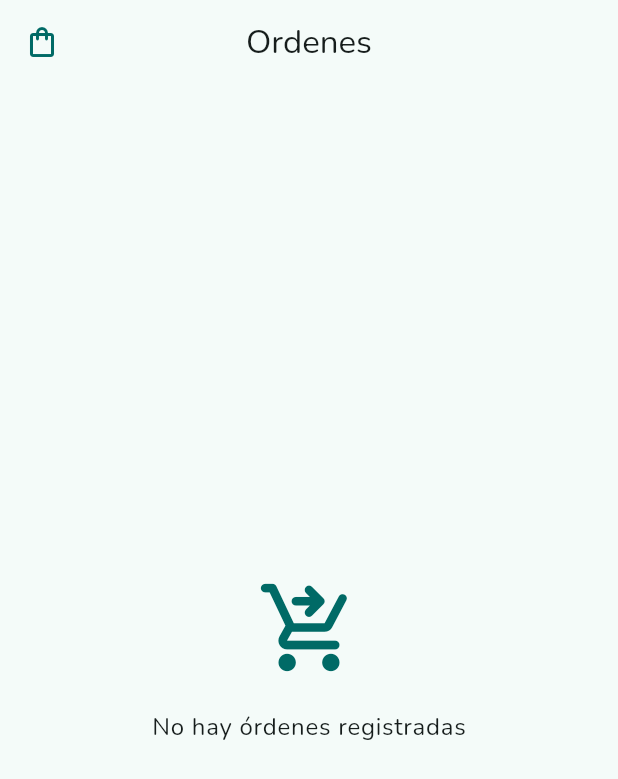
After one commit to ManuelNZ20/ecofriendly, a Flutter app: the OrdersView screen opened directly, on a phone screen of 412 x 824 dp. The commit adds this screen. Shown: the top 779 px of the screen. Run offline on Flutter 3.47's test engine with Material 3 defaults, Android fonts, the phone set to English and light mode, and no system bars; our stand-ins replace animate_do, card_swiper, connectivity_plus, dio, flutter_dotenv, flutter_riverpod and 9 more; missing offline and left inert: cloudinary_flutter; accounts and stored records are empty; generated files the repository leaves out were written again; network calls fail.

Commit message:
implement functions orders

```diff
--- a/lib/features/cart/infrastructure/models/order.module.dart
+++ b/lib/features/cart/infrastructure/models/order.module.dart
@@ -14,10 +14,10 @@ class OrderModel {
   });
 
   factory OrderModel.fromJson(Map<String, dynamic> json) => OrderModel(
-        id: json['id'] ?? 0,
+        id: json['id_orders'] ?? 0,
         userId: json['user_id'] ?? '',
-        totalPrice: json['total_price'] ?? 0.0,
+        totalPrice: (json['total_price'] as num?)?.toDouble() ?? 0.0,
         status: json['status'] ?? '',
-        createAt: json['create_at'],
+        createAt: DateTime.parse(json['created_at']),
       );
 }
--- /dev/null
+++ b/lib/features/cart/presentation/screens/screens.dart
@@ -0,0 +1 @@
+export 'order_detail_screen.dart';
--- a/lib/features/cart/presentation/views/orders_view.dart
+++ b/lib/features/cart/presentation/views/orders_view.dart
@@ -1,14 +1,35 @@
+import 'package:ecofriendly_flutter_app/features/cart/presentation/riverpod/providers.dart';
 import 'package:flutter/material.dart';
+import 'package:flutter_riverpod/flutter_riverpod.dart';
 
-class OrdersView extends StatelessWidget {
+import '../widgets/widgets.dart';
+
+class OrdersView extends ConsumerWidget {
   const OrdersView({super.key});
 
   @override
-  Widget build(BuildContext context) {
-    return const Scaffold(
-      body: Center(
-        child: Text('Orders Screen'),
+  Widget build(BuildContext context, WidgetRef ref) {
+    final orders = ref.watch(ordersNotifierProvider);
+    final colors = Theme.of(context).colorScheme;
+    return Scaffold(
+      appBar: AppBar(
+        leading: Icon(
+          Icons.shopping_bag_outlined,
+          color: colors.primary,
+        ),
+        title: const Text('Ordenes'),
       ),
+      body: orders.isEmpty
+          ? const MessageEmptyListOrders()
+          : ListView.builder(
+              itemCount: orders.length,
+              itemBuilder: (context, index) {
+                final order = orders[index];
+                return OrderItemOrders(
+                  order: order,
+                );
+              },
+            ),
     );
   }
 }
--- /dev/null
+++ b/lib/features/cart/presentation/widgets/message_empty_list_orders.dart
@@ -0,0 +1,30 @@
+import 'package:flutter/material.dart';
+
+class MessageEmptyListOrders extends StatelessWidget {
+  const MessageEmptyListOrders({
+    super.key,
+  });
+
+  @override
+  Widget build(BuildContext context) {
+    final title = Theme.of(context).textTheme.bodyLarge!.copyWith();
+    final colors = Theme.of(context).colorScheme;
+    return Center(
+      child: Column(
+        mainAxisAlignment: MainAxisAlignment.center,
+        children: [
+          Icon(
+            Icons.shopping_cart_checkout_rounded,
+            color: colors.primary,
+            size: 70,
+          ),
+          const SizedBox(height: 20),
+          Text(
+            'No hay órdenes registradas',
+            style: title,
+          ),
+        ],
+      ),
+    );
+  }
+}
--- a/lib/features/cart/presentation/widgets/widgets.dart
+++ b/lib/features/cart/presentation/widgets/widgets.dart
@@ -1,2 +1,4 @@
 export 'cart_item_product.dart';
+export 'order_item_orders.dart';
 export 'message_empty_list_cart.dart';
+export 'message_empty_list_orders.dart';
```
Also changed, not shown: lib/config/router/app_router.dart (+11 -0 lines), lib/features/cart/presentation/riverpod/orders.riverpod.dart (+6 -1 lines), lib/features/cart/presentation/riverpod/orders_items.riverpod.dart (added, +34 -0 lines), lib/features/cart/presentation/screens/order_detail_screen.dart (added, +21 -0 lines), lib/features/cart/presentation/views/carts_view.dart (+8 -1 lines), lib/features/cart/presentation/widgets/cart_item_product.dart (+8 -2 lines), lib/features/cart/presentation/widgets/order_item_orders.dart (added, +102 -0 lines).
